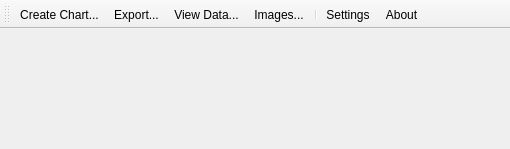
Above: desktop/mainwindow.ui from davidrg/zxweather before the change. Below: the same form after it.
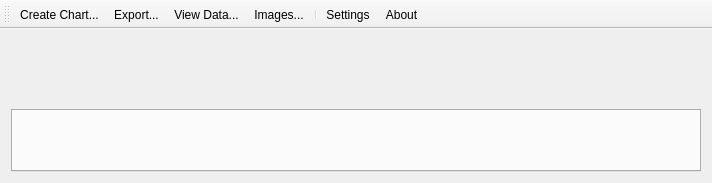
That is the form after the change. Icons and pictures are not drawn. Custom widgets are drawn as their Qt base class.

Commit message: Added rainfall widget to the main window. This comes with a refactoring of a number of things to fix auto-resizing and layout of the main window and the scaling of images and video on the main window.

```diff
--- a/desktop/mainwindow.ui
+++ b/desktop/mainwindow.ui
@@ -6,20 +6,26 @@
    <rect>
     <x>0</x>
     <y>0</y>
-    <width>510</width>
-    <height>149</height>
+    <width>712</width>
+    <height>183</height>
    </rect>
   </property>
   <property name="sizePolicy">
-   <sizepolicy hsizetype="Minimum" vsizetype="Minimum">
+   <sizepolicy hsizetype="Fixed" vsizetype="Minimum">
     <horstretch>0</horstretch>
     <verstretch>0</verstretch>
    </sizepolicy>
   </property>
+  <property name="minimumSize">
+   <size>
+    <width>712</width>
+    <height>0</height>
+   </size>
+  </property>
   <property name="maximumSize">
    <size>
-    <width>510</width>
-    <height>149</height>
+    <width>712</width>
+    <height>16777215</height>
    </size>
   </property>
   <property name="windowTitle">
@@ -33,54 +39,97 @@
    <bool>false</bool>
   </property>
   <widget class="QWidget" name="centralWidget">
-   <layout class="QGridLayout" name="gridLayout">
-    <item row="2" column="1">
-     <spacer name="verticalSpacer">
-      <property name="orientation">
-       <enum>Qt::Vertical</enum>
+   <layout class="QGridLayout" name="gridLayout_2">
+    <property name="sizeConstraint">
+     <enum>QLayout::SetDefaultConstraint</enum>
+    </property>
+    <item row="0" column="0">
+     <layout class="QGridLayout" name="gridLayout">
+      <property name="sizeConstraint">
+       <enum>QLayout::SetDefaultConstraint</enum>
       </property>
-      <property name="sizeType">
-       <enum>QSizePolicy::MinimumExpanding</enum>
-      </property>
-      <property name="sizeHint" stdset="0">
-       <size>
-        <width>20</width>
-        <height>40</height>
-       </size>
-      </property>
-     </spacer>
+      <item row="1" column="1" rowspan="2">
+       <widget class="StatusWidget" name="status" native="true"/>
+      </item>
+      <item row="0" column="0">
+       <widget class="LiveDataWidget" name="liveData" native="true">
+        <property name="minimumSize">
+         <size>
+          <width>343</width>
+          <height>0</height>
+         </size>
+        </property>
+        <property name="maximumSize">
+         <size>
+          <width>343</width>
+          <height>16777215</height>
+         </size>
+        </property>
+       </widget>
+      </item>
+      <item row="0" column="1">
+       <widget class="RainfallWidget" name="rainfall" native="true">
+        <property name="sizePolicy">
+         <sizepolicy hsizetype="Preferred" vsizetype="Expanding">
+          <horstretch>0</horstretch>
+          <verstretch>0</verstretch>
+         </sizepolicy>
+        </property>
+        <property name="minimumSize">
+         <size>
+          <width>343</width>
+          <height>0</height>
+         </size>
+        </property>
+        <property name="maximumSize">
+         <size>
+          <width>0</width>
+          <height>16777215</height>
+         </size>
+        </property>
+       </widget>
+      </item>
+      <item row="1" column="0">
+       <widget class="ForecastWidget" name="forecast" native="true"/>
+      </item>
+      <item row="3" column="1">
+       <spacer name="verticalSpacer_2">
+        <property name="orientation">
+         <enum>Qt::Vertical</enum>
+        </property>
+        <property name="sizeHint" stdset="0">
+         <size>
+          <width>20</width>
+          <height>0</height>
+         </size>
+        </property>
+       </spacer>
+      </item>
+      <item row="2" column="0" rowspan="2">
+       <spacer name="verticalSpacer">
+        <property name="orientation">
+         <enum>Qt::Vertical</enum>
+        </property>
+        <property name="sizeHint" stdset="0">
+         <size>
+          <width>20</width>
+          <height>0</height>
+         </size>
+        </property>
+       </spacer>
+      </item>
+     </layout>
     </item>
-    <item row="3" column="0" colspan="2">
-     <widget class="QTabWidget" name="imageTabs">
+    <item row="1" column="0">
+     <widget class="ImagesTabWidget" name="latestImages">
       <property name="sizePolicy">
-       <sizepolicy hsizetype="Fixed" vsizetype="Expanding">
+       <sizepolicy hsizetype="Expanding" vsizetype="Expanding">
         <horstretch>0</horstretch>
         <verstretch>0</verstretch>
        </sizepolicy>
       </property>
-      <property name="tabShape">
-       <enum>QTabWidget::Rounded</enum>
-      </property>
-      <property name="currentIndex">
-       <number>-1</number>
-      </property>
-      <property name="documentMode">
-       <bool>true</bool>
-      </property>
-      <property name="tabBarAutoHide">
-       <bool>false</bool>
-      </property>
      </widget>
     </item>
-    <item row="1" column="1">
-     <widget class="StatusWidget" name="status" native="true"/>
-    </item>
-    <item row="0" column="1">
-     <widget class="ForecastWidget" name="forecast" native="true"/>
-    </item>
-    <item row="0" column="0" rowspan="3">
-     <widget class="LiveDataWidget" name="liveData" native="true"/>
-    </item>
    </layout>
   </widget>
   <widget class="QMenuBar" name="menuBar">
@@ -213,7 +262,19 @@
   <customwidget>
    <class>StatusWidget</class>
    <extends>QWidget</extends>
-   <header>statuswidget.h</header>
+   <header>dash_widgets/statuswidget.h</header>
+   <container>1</container>
+  </customwidget>
+  <customwidget>
+   <class>ImagesTabWidget</class>
+   <extends>QTabWidget</extends>
+   <header>dash_widgets/imagestabwidget.h</header>
+   <container>1</container>
+  </customwidget>
+  <customwidget>
+   <class>RainfallWidget</class>
+   <extends>QWidget</extends>
+   <header>dash_widgets/rainfallwidget.h</header>
    <container>1</container>
   </customwidget>
  </customwidgets>
```
Left out of the diff: 6 changed lines with no effect on the pictures. The commit also changes 40 other files.
